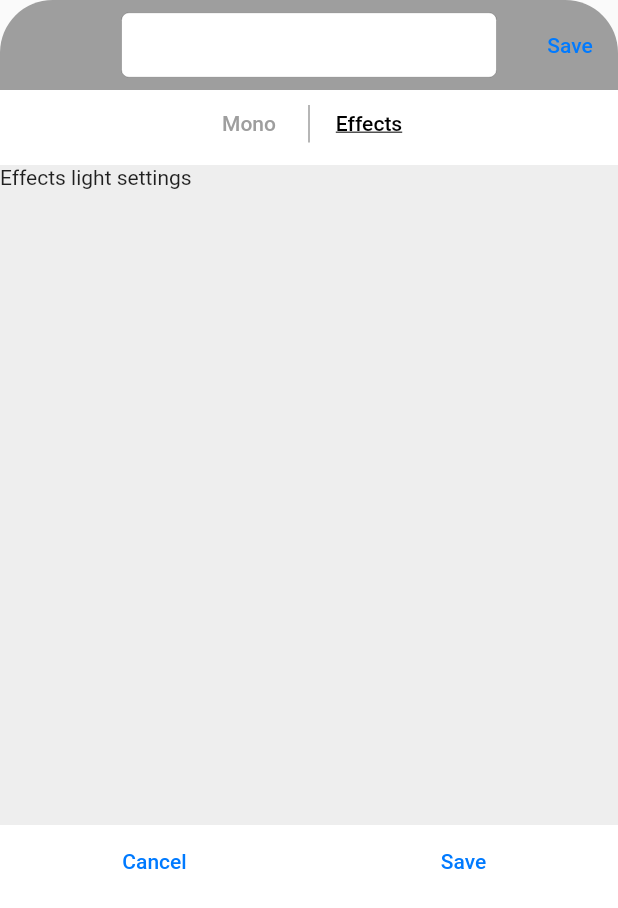
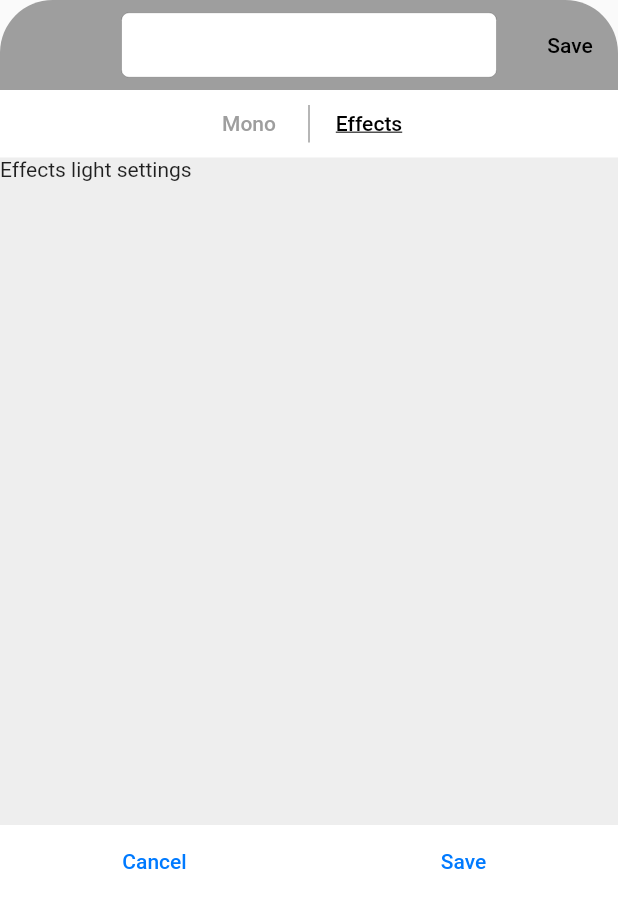
Before and after one commit to Light-Master/LightMaster, a Flutter app: the LightSettingsSheet widget shown alone on an empty page, opened directly with empty values, after a tap on "Edit", after a tap on "Effects", on a phone screen of 412 x 824 dp. Shown: the top 908 px of the screen. Run offline on Flutter 3.47's test engine with Material 2 defaults, Android fonts, the phone set to English and light mode, and no system bars; our stand-ins replace flutter_colorpicker.

Commit message:
add autoadapting fontcolor to lightsettingsheader

```diff
--- a/light_master_app/lib/widgets/home.dart
+++ b/light_master_app/lib/widgets/home.dart
@@ -66,7 +66,7 @@ class Home extends StatelessWidget {
                         onPressed: () => model.addLightSource(LightSource(
                             "1.1.1.1",
                             "Light ${lightSources.length}",
-                            SolidLight(Colors.yellow[600]))),
+                            SolidLight(Colors.blue[800]))),
                         child: Text("click me I dare you"))
                   ],
                 );
--- a/light_master_app/lib/widgets/light_settings_sheet.dart
+++ b/light_master_app/lib/widgets/light_settings_sheet.dart
@@ -100,7 +100,7 @@ class _LightSettingsSheetState extends State<LightSettingsSheet> {
                       children: [
                     Expanded(
                         child: Container(
-                            margin: EdgeInsets.only(top: 10),
+                            margin: EdgeInsets.only(top: 5),
                             color: Color.fromARGB(255, 238, 238, 238),
                             child: settingsWidget))
                   ])),
--- a/light_master_app/lib/widgets/light_settings_sheet_header.dart
+++ b/light_master_app/lib/widgets/light_settings_sheet_header.dart
@@ -16,8 +16,6 @@ class LightSettingsSheetHeader extends StatefulWidget {
 class _LightSettingsSheetHeaderState extends State<LightSettingsSheetHeader> {
   bool editing = false;
   final lightSourceNameController = TextEditingController();
-  final lightSourceNameStyle =
-      TextStyle(fontWeight: FontWeight.bold, fontSize: 25);
 
   @override
   void dispose() {
@@ -37,6 +35,15 @@ class _LightSettingsSheetHeaderState extends State<LightSettingsSheetHeader> {
       backgroundColor = Colors.grey[300];
     }
 
+    // based on colorpicker logic
+    Color fontColor =
+        backgroundColor.red + backgroundColor.blue + backgroundColor.green >=
+                370
+            ? Colors.black
+            : Colors.white;
+    TextStyle lightSourceNameStyle =
+        TextStyle(fontWeight: FontWeight.bold, fontSize: 25, color: fontColor);
+
     return Container(
         height: 65,
         padding: EdgeInsets.only(bottom: 5),
@@ -49,7 +56,8 @@ class _LightSettingsSheetHeaderState extends State<LightSettingsSheetHeader> {
                     topRight: const Radius.circular(35))),
             alignment: AlignmentDirectional.centerEnd,
             child: TextButton(
-                child: Text(editing ? "Save" : "Edit"),
+                child: Text(editing ? "Save" : "Edit",
+                    style: TextStyle(color: fontColor)),
                 onPressed: () {
                   setState(() => editing = !editing);
                   if (!editing) {
@@ -65,10 +73,9 @@ class _LightSettingsSheetHeaderState extends State<LightSettingsSheetHeader> {
                       child: CupertinoTextField(
                           controller: lightSourceNameController,
                           textAlign: TextAlign.center,
-                          style: this.lightSourceNameStyle))
+                          style: lightSourceNameStyle))
                   : Text(this.widget.lightSource.name,
-                      overflow: TextOverflow.fade,
-                      style: this.lightSourceNameStyle))
+                      overflow: TextOverflow.fade, style: lightSourceNameStyle))
         ]));
   }
 
--- a/light_master_app/lib/widgets/mono_light_settings.dart
+++ b/light_master_app/lib/widgets/mono_light_settings.dart
@@ -15,8 +15,25 @@ class _MonoLightSettingsState extends State<MonoLightSettings> {
 
   @override
   Widget build(BuildContext context) {
+    double margin = 10;
+    double padding = 15;
+
     selectedColor = this.widget.initialColor;
 
-    return LMColorPicker(selectedColor, (newColor) => selectedColor = newColor);
+    return Column(
+        mainAxisSize: MainAxisSize.min,
+        crossAxisAlignment: CrossAxisAlignment.center,
+        children: [
+          Container(
+            margin: EdgeInsets.only(top: margin, left: margin, right: margin),
+            padding: EdgeInsets.all(padding),
+            height: 458 + 2 * padding,
+            decoration: BoxDecoration(
+                color: Colors.white,
+                borderRadius: BorderRadius.all(Radius.circular(35))),
+            child: LMColorPicker(
+                selectedColor, (newColor) => selectedColor = newColor),
+          ),
+        ]);
   }
 }
```
